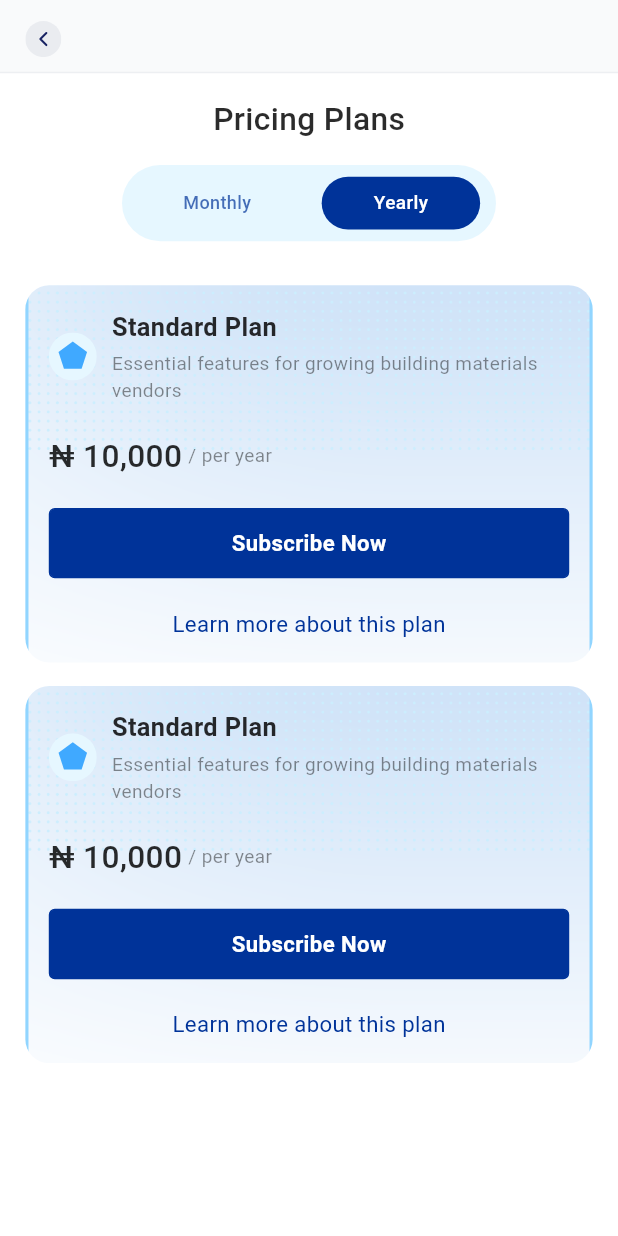
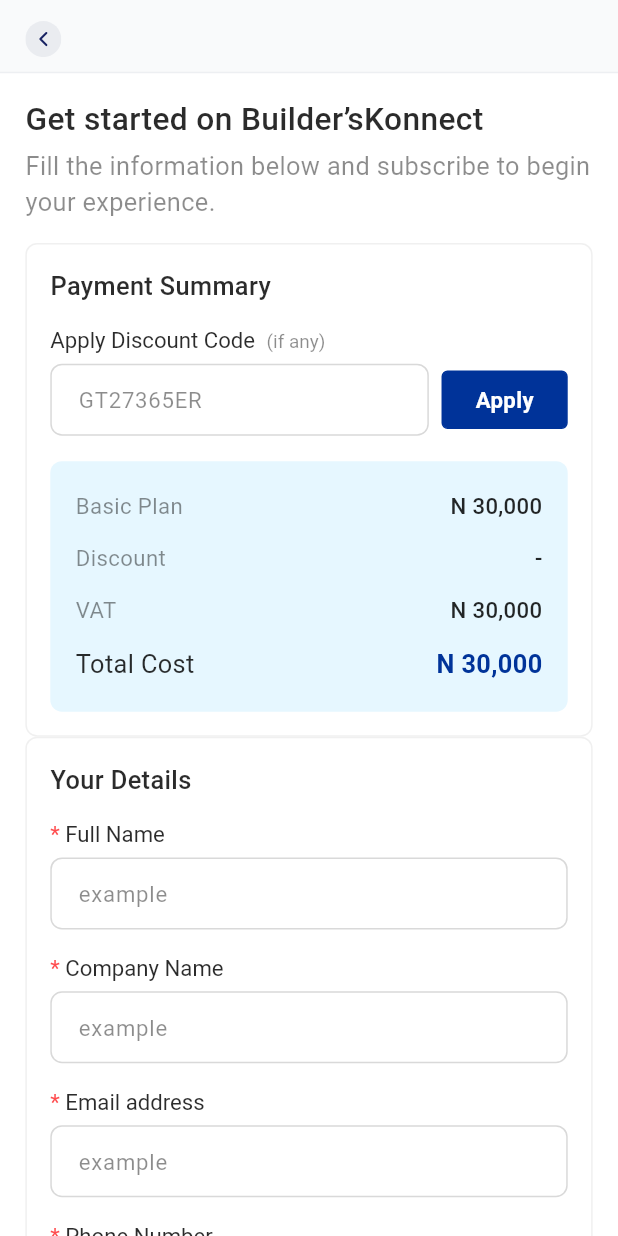
Before and after one commit to sbscphp/builderskonect-pos-mobile, a Flutter app: the PricingPlansScreen screen opened by its route, after a tap on "Monthly", after a tap on "Yearly", after a tap on "Subscribe Now", on a phone screen of 412 x 824 dp. Run offline on Flutter 3.47's test engine with Material 3 defaults, Android fonts, the phone set to English and light mode, and no system bars; our stand-ins replace another_flushbar, cached_network_image, currency_text_input_formatter, dio, flutter_dotenv, flutter_riverpod and 11 more; accounts and stored records are empty; statements that could not run were skipped.

Commit message:
feat(plans): add get started screen with subscription flow
- Implement new get started screen for subscription process
- Add confirmation modal component for payment success
- Include discount code input and payment summary section
- Update routing and exports for new screen
- Add required SVG assets for modal components
- Adjust textfield styling for consistency

```diff
--- a/lib/core/args/args.dart
+++ b/lib/core/args/args.dart
@@ -1 +1,2 @@
 export 'dash_arg.dart';
+export 'modal_confirmation_arg.dart';
--- /dev/null
+++ b/lib/core/args/modal_confirmation_arg.dart
@@ -0,0 +1,19 @@
+class ModalConfirmationArg {
+  final String iconPath;
+  final String title;
+  final String description;
+  final String solidBtnText;
+  final String? outlineBtnText;
+  final Function()? onSolidBtnOnTap;
+  final Function()? onOutlineBtnOnTap;
+
+  ModalConfirmationArg({
+    required this.iconPath,
+    required this.title,
+    required this.description,
+    required this.solidBtnText,
+    this.outlineBtnText,
+    this.onSolidBtnOnTap,
+    this.onOutlineBtnOnTap,
+  });
+}
--- a/lib/core/routes/app_router.dart
+++ b/lib/core/routes/app_router.dart
@@ -52,6 +52,12 @@
           settings,
         );
 
+      case RoutePath.getStartedScreen:
+        return TransitionUtils.buildTransition(
+          const GetStartedScreen(),
+          settings,
+        );
+
       default:
         return errorScreen(settings);
     }
--- a/lib/core/routes/route_path.dart
+++ b/lib/core/routes/route_path.dart
@@ -16,4 +16,5 @@
 
   // Plans
   static const pricingPlansScreen = '/pricingPlansScreen';
+  static const getStartedScreen = '/getStartedScreen';
 }
--- a/lib/core/themes/app_svgs.dart
+++ b/lib/core/themes/app_svgs.dart
@@ -14,4 +14,8 @@
 
   static const String more = "$svgIcon/more.svg";
   static const String pentagon = "$svgIcon/pentagon.svg";
+  static const String checkIcon = "$svgIcon/checkIcon.svg";
+  static const String infoCircle = "$svgIcon/InfoCircle.svg";
+  static const String infoCircleRed = "$svgIcon/infoCircleRed.svg";
+  static const String modalHLine = "$svgIcon/modalHLine.svg";
 }
--- a/lib/ui/components/components.dart
+++ b/lib/ui/components/components.dart
@@ -1,4 +1,5 @@
 export 'auth/auth.dart';
 export 'dashboard/dashboard.dart';
+export 'modal/modal.dart';
 export 'plans/plans.dart';
 export 'shared/shared.dart';
--- /dev/null
+++ b/lib/ui/components/modal/confirmation_modal.dart
@@ -0,0 +1,67 @@
+import 'package:builders_konnect/core/core.dart';
+import 'package:builders_konnect/ui/components/components.dart';
+
+class ConfirmationModal extends ConsumerStatefulWidget {
+  const ConfirmationModal({
+    super.key,
+    required this.modalConfirmationArg,
+  });
+
+  final ModalConfirmationArg modalConfirmationArg;
+
+  @override
+  ConsumerState<ConfirmationModal> createState() => _ConfirmationModalState();
+}
+
+class _ConfirmationModalState extends ConsumerState<ConfirmationModal> {
+  @override
+  Widget build(BuildContext context) {
+    return Padding(
+      padding: EdgeInsets.symmetric(
+        horizontal: Sizer.width(16),
+      ),
+      child: Column(
+        mainAxisSize: MainAxisSize.min,
+        children: [
+          YBox(6),
+          Align(
+            alignment: Alignment.center,
+            child: SvgPicture.asset(AppSvgs.modalHLine),
+          ),
+          YBox(30),
+          SvgPicture.asset(
+            widget.modalConfirmationArg.iconPath,
+            height: Sizer.height(80),
+          ),
+          YBox(16),
+          Text(
+            widget.modalConfirmationArg.title,
+            style: AppTypography.text20.medium,
+          ),
+          YBox(4),
+          Text(
+            widget.modalConfirmationArg.description,
+            textAlign: TextAlign.center,
+            style: AppTypography.text14,
+          ),
+          YBox(40),
+          CustomBtn.solid(
+            text: "Okay, continue",
+            onTap: () {},
+          ),
+          if (widget.modalConfirmationArg.onOutlineBtnOnTap != null) YBox(16),
+          if (widget.modalConfirmationArg.onOutlineBtnOnTap != null)
+            CustomBtn.solid(
+              text: widget.modalConfirmationArg.outlineBtnText ?? "No, cancel",
+              isOutline: true,
+              outlineColor: AppColors.neutral5,
+              textStyle: AppTypography.text16
+                  .withCustomColor(AppColors.black.withValues(alpha: 0.85)),
+              onTap: widget.modalConfirmationArg.onOutlineBtnOnTap,
+            ),
+          YBox(30),
+        ],
+      ),
+    );
+  }
+}
--- /dev/null
+++ b/lib/ui/components/modal/modal.dart
@@ -0,0 +1 @@
+export 'confirmation_modal.dart';
--- a/lib/ui/components/shared/textfields/custom_textfield.dart
+++ b/lib/ui/components/shared/textfields/custom_textfield.dart
@@ -259,11 +259,7 @@
                       ),
                     TextSpan(
                       text: widget.labelText ?? '',
-                      style: TextStyle(
-                        color: AppColors.black.withValues(alpha: 0.85),
-                        fontSize: widget.labelSize ?? 14.sp,
-                        fontWeight: FontWeight.w400,
-                      ),
+                      style: AppTypography.text14,
                     ),
                     WidgetSpan(child: SizedBox(width: 4)),
                     TextSpan(
@@ -276,7 +272,7 @@
                   ],
                 ),
               ),
-              const YBox(8)
+              const YBox(6)
             ],
           ),
         Container(
@@ -323,7 +319,7 @@
                 hintText: widget.hintText,
                 hintStyle: widget.hintStyle ??
                     TextStyle(
-                      fontSize: Sizer.text(16),
+                      fontSize: Sizer.text(14),
                       fontWeight: FontWeight.w400,
                       color: AppColors.black.withValues(alpha: 0.45),
                     ),
--- /dev/null
+++ b/lib/ui/screens/plans/get_started_screen.dart
@@ -0,0 +1,249 @@
+import 'package:builders_konnect/core/core.dart';
+import 'package:builders_konnect/ui/components/components.dart';
+
+class GetStartedScreen extends StatefulWidget {
+  const GetStartedScreen({super.key});
+
+  @override
+  State<GetStartedScreen> createState() => _GetStartedScreenState();
+}
+
+class _GetStartedScreenState extends State<GetStartedScreen> {
+  final CustomFormController _formController = CustomFormController();
+  bool isYearly = true;
+
+  @override
+  Widget build(BuildContext context) {
+    return Scaffold(
+      backgroundColor: AppColors.white,
+      appBar: CustomAppbar(title: ""),
+      body: ListView(
+        padding: EdgeInsets.only(
+          left: Sizer.width(16),
+          right: Sizer.width(16),
+          top: Sizer.height(16),
+          bottom: Sizer.height(60),
+        ),
+        children: [
+          Text(
+            "Get started on Builder’sKonnect",
+            style: AppTypography.text20.medium,
+          ),
+          YBox(4),
+          Text(
+            "Fill the information below and subscribe to begin your experience.",
+            style: AppTypography.text16.withCustomColor(
+              AppColors.black.withValues(alpha: 0.45),
+            ),
+          ),
+          YBox(16),
+          Container(
+            padding: EdgeInsets.all(Sizer.radius(16)),
+            decoration: BoxDecoration(
+              border: Border.all(color: AppColors.neutral4),
+              borderRadius: BorderRadius.circular(Sizer.radius(8)),
+            ),
+            child: Column(
+              crossAxisAlignment: CrossAxisAlignment.start,
+              children: [
+                Text(
+                  "Payment Summary",
+                  style: AppTypography.text16.medium,
+                ),
+                YBox(16),
+                Row(
+                  crossAxisAlignment: CrossAxisAlignment.end,
+                  children: [
+                    Expanded(
+                      flex: 9,
+                      child: CustomTextField(
+                        fieldId: 'businessType',
+                        fieldType: FieldType.text,
+                        labelText: 'Apply Discount Code ',
+                        optionalText: '(if any)',
+                        hintText: 'GT27365ER',
+                        showLabelHeader: true,
+                      ),
+                    ),
+                    XBox(8),
+                    Expanded(
+                      flex: 3,
+                      child: Padding(
+                        padding: EdgeInsets.only(
+                          bottom: Sizer.height(6),
+                        ),
+                        child: CustomBtn.solid(
+                          height: 40,
+                          text: "Apply",
+                          onTap: () {},
+                        ),
+                      ),
+                    ),
+                  ],
+                ),
+                YBox(16),
+                Container(
+                  padding: EdgeInsets.symmetric(
+                    horizontal: Sizer.width(16),
+                    vertical: Sizer.height(20),
+                  ),
+                  decoration: BoxDecoration(
+                    color: AppColors.dayBreakBlue,
+                    borderRadius: BorderRadius.circular(Sizer.radius(8)),
+                  ),
+                  child: Column(
+                    children: [
+                      RowText(
+                        keyText: "Basic Plan",
+                        valueText: "N 30,000",
+                      ),
+                      YBox(14),
+                      RowText(
+                        keyText: "Discount",
+                        valueText: "-",
+                      ),
+                      YBox(14),
+                      RowText(
+                        keyText: "VAT",
+                        valueText: "N 30,000",
+                      ),
+                      YBox(14),
+                      RowText(
+                        keyText: "Total Cost",
+                        valueText: "N 30,000",
+                        keyTextStyle: AppTypography.text16,
+                        valueTextStyle:
+                            AppTypography.text16.bold.withCustomColor(
+                          AppColors.primaryBlue,
+                        ),
+                      ),
+                    ],
+                  ),
+                )
+              ],
+            ),
+          ),
+          Container(
+            padding: EdgeInsets.all(Sizer.radius(16)),
+            decoration: BoxDecoration(
+              border: Border.all(color: AppColors.neutral4),
+              borderRadius: BorderRadius.circular(Sizer.radius(8)),
+            ),
+            child: Column(
+              crossAxisAlignment: CrossAxisAlignment.start,
+              children: [
+                Text(
+                  "Your Details",
+                  style: AppTypography.text16.medium,
+                ),
+                YBox(16),
+                CustomTextField(
+                  fieldId: 'fullName',
+                  fieldType: FieldType.text,
+                  isRequired: true,
+                  showIsRequiredIcon: true,
+                  formController: _formController,
+                  labelText: 'Full Name',
+                  hintText: 'example',
+                  showLabelHeader: true,
+                ),
+                YBox(16),
+                CustomTextField(
+                  fieldId: 'companyName',
+                  fieldType: FieldType.text,
+                  isRequired: true,
+                  showIsRequiredIcon: true,
+                  formController: _formController,
+                  labelText: 'Company Name',
+                  hintText: 'example',
+                  showLabelHeader: true,
+                ),
+                YBox(16),
+                CustomTextField(
+                  fieldId: 'emailAddress',
+                  fieldType: FieldType.text,
+                  isRequired: true,
+                  showIsRequiredIcon: true,
+                  formController: _formController,
+                  labelText: 'Email address',
+                  hintText: 'example',
+                  showLabelHeader: true,
+                ),
+                YBox(16),
+                CustomTextField(
+                  fieldId: 'phoneNumber',
+                  fieldType: FieldType.text,
+                  isRequired: true,
+                  showIsRequiredIcon: true,
+                  formController: _formController,
+                  labelText: 'Phone Number',
+                  hintText: 'example',
+                  showLabelHeader: true,
+                ),
+              ],
+            ),
+          ),
+          YBox(30),
+          CustomBtn.solid(
+            text: "Continue",
+            onTap: () {
+              ModalWrapper.bottomSheet(
+                  context: context,
+                  widget: ConfirmationModal(
+                    modalConfirmationArg: ModalConfirmationArg(
+                      iconPath: AppSvgs.infoCircle,
+                      title: "Payment Successful",
+                      description:
+                          "Your subscription to Builder’skonnect is successful. You can now register on the platform to reach more target customers. ",
+                      solidBtnText: "Okay, continue",
+                      outlineBtnText: "No, cancel",
+                      onSolidBtnOnTap: () {},
+                      onOutlineBtnOnTap: () {},
+                    ),
+                  ));
+            },
+          ),
+        ],
+      ),
+    );
+  }
+}
+
+class RowText extends StatelessWidget {
+  const RowText({
+    super.key,
+    required this.keyText,
+    required this.valueText,
+    this.keyTextStyle,
+    this.valueTextStyle,
+  });
+
+  final String keyText;
+  final String valueText;
+
+  final TextStyle? keyTextStyle;
+  final TextStyle? valueTextStyle;
+
+  @override
+  Widget build(BuildContext context) {
+    return Row(
+      children: [
+        Text(
+          keyText,
+          style: keyTextStyle ??
+              AppTypography.text14.withCustomColor(
+                AppColors.black.withValues(alpha: 0.45),
+              ),
+        ),
+        Spacer(),
+        Text(
+          valueText,
+          style: valueTextStyle ??
+              AppTypography.text14.medium.withCustomColor(
+                AppColors.black.withValues(alpha: 0.85),
+              ),
+        ),
+      ],
+    );
+  }
+}
--- a/lib/ui/screens/plans/plans.dart
+++ b/lib/ui/screens/plans/plans.dart
@@ -1 +1,2 @@
+export 'get_started_screen.dart';
 export 'pricing_plans_screen.dart';
--- a/lib/ui/screens/plans/pricing_plans_screen.dart
+++ b/lib/ui/screens/plans/pricing_plans_screen.dart
@@ -52,7 +52,7 @@
                     price: '₦ 10,000',
                     period: isYearly ? '/ per year' : '/ per month',
                     onSubscribe: () {
-                      // Handle subscription
+                      Navigator.pushNamed(context, RoutePath.getStartedScreen);
                     },
                     onLearnMore: () {
                       // Handle learn more
```
Also changed, not shown: assets/svgs/InfoCircle.svg (added), assets/svgs/checkIcon.svg (added), assets/svgs/infoCircleRed.svg (added), assets/svgs/modalHLine.svg (added).
